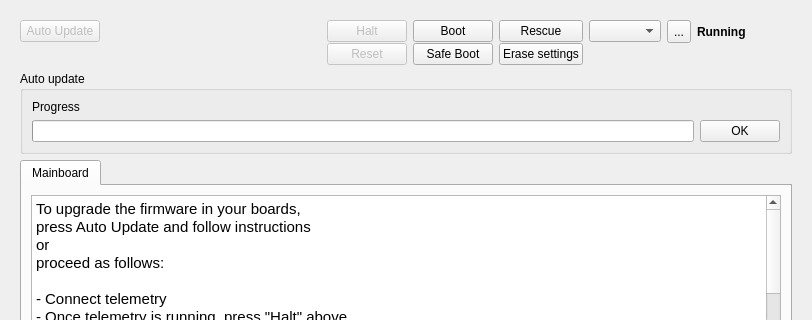
Qt form ground/openpilotgcs/src/plugins/uploader/uploader.ui (openpilot/OpenPilot) before a commit; both pictures show x 0 to 812 and y 0 to 320 of the 812 by 523 pixel window.
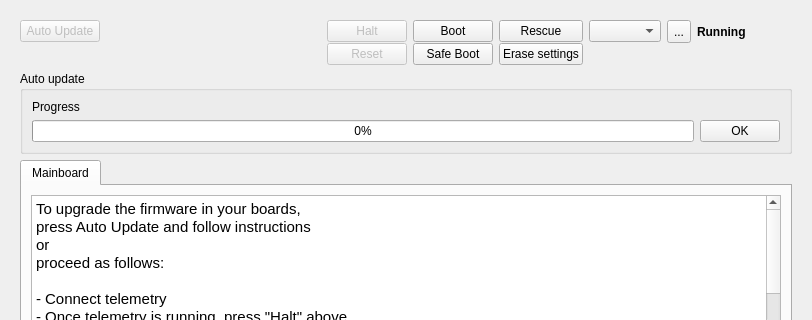
The same form after that commit. Icons and pictures are not drawn.

What changed in the file:
```diff
--- a/ground/openpilotgcs/src/plugins/uploader/uploader.ui
+++ b/ground/openpilotgcs/src/plugins/uploader/uploader.ui
@@ -277,7 +277,7 @@
              <number>0</number>
             </property>
             <property name="textVisible">
-             <bool>false</bool>
+             <bool>true</bool>
             </property>
            </widget>
           </item>
```
Left out of the diff: 11 changed lines with no effect on the pictures.
